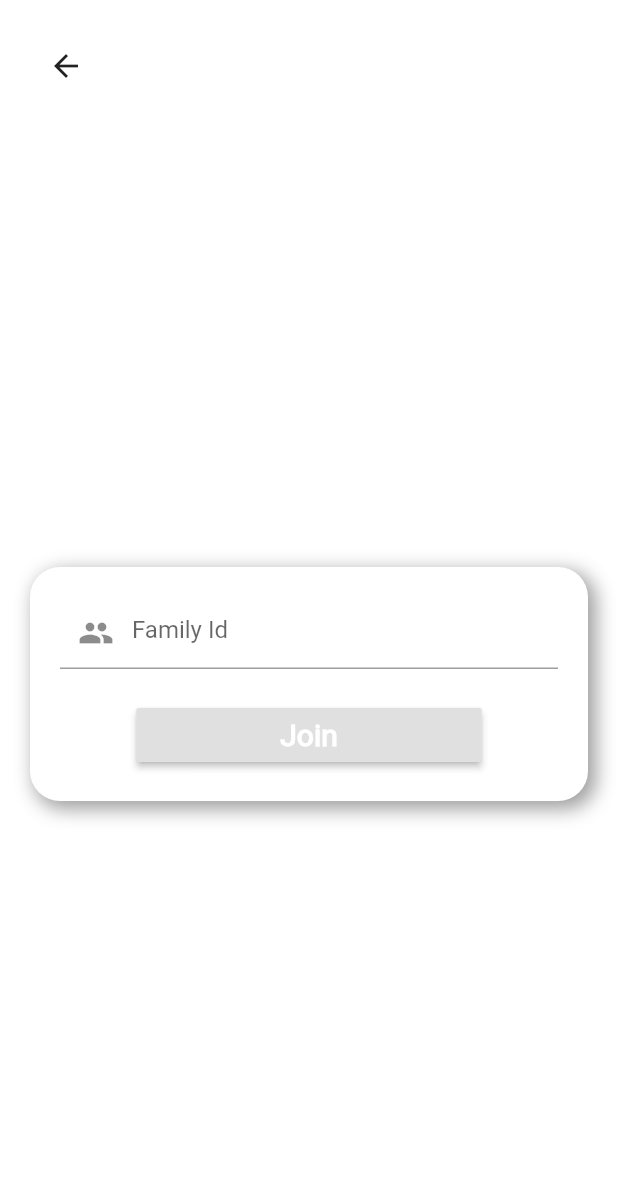
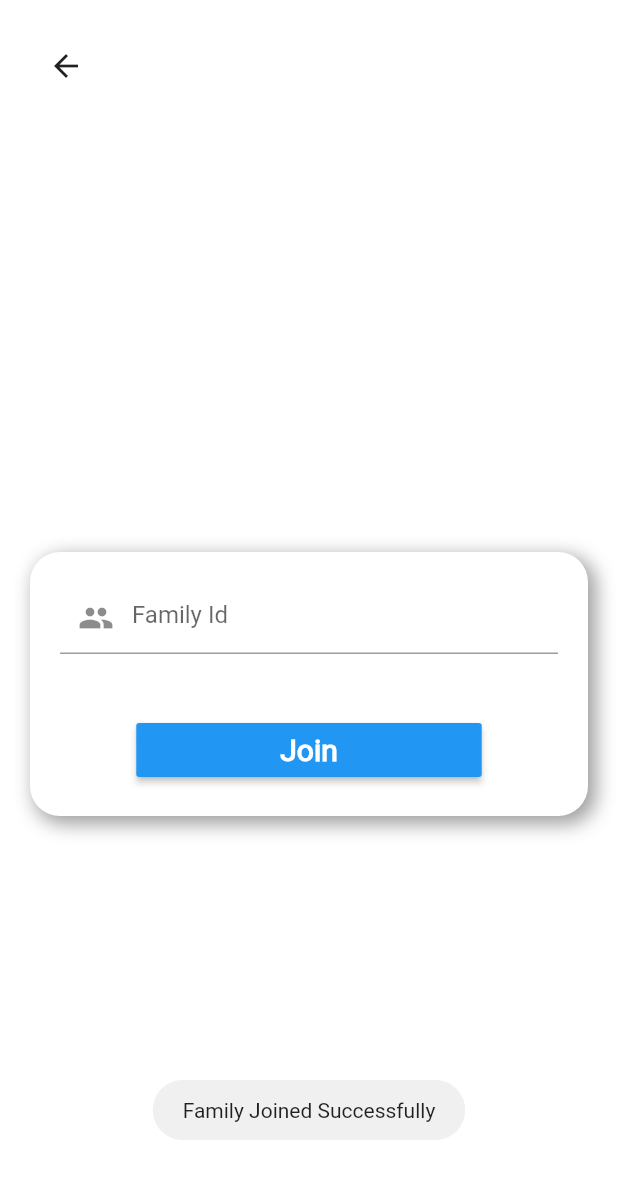
Before and after one commit to peyalrhmn/Family-App, a Flutter app: the JoinGroup screen opened directly, after a tap on "Join", on a phone screen of 412 x 824 dp. Shown: the top 1179 px of the screen. Run offline on Flutter 3.47's test engine with Material 2 defaults, Android fonts, the phone set to English and light mode, and no system bars; our stand-ins replace cloud_firestore, firebase_auth, firebase_core, flutter_speed_dial, fluttertoast, google_maps_flutter and 1 more; accounts and stored records are empty.

Commit message:
toast messages shown, create & join group invalid requests handled, locations null user name fixed

```diff
--- a/familyappver1/lib/Screens/JoinFamily/joinFamily.dart
+++ b/familyappver1/lib/Screens/JoinFamily/joinFamily.dart
@@ -2,6 +2,7 @@ import 'package:cloud_firestore/cloud_firestore.dart';
 import 'package:familyappver1/widgets/shadowContainer.dart';
 import 'package:firebase_auth/firebase_auth.dart';
 import 'package:flutter/material.dart';
+import 'package:fluttertoast/fluttertoast.dart';
 
 class JoinGroup extends StatefulWidget {
   @override
@@ -36,9 +37,10 @@ class _JoinGroupState extends State<JoinGroup> {
                     ),
                   ),
                   SizedBox(
-                    height: 20.0,
+                    height: 40.0,
                   ),
                   RaisedButton(
+                    color: Colors.blue,
                     child: Padding(
                       padding: EdgeInsets.symmetric(horizontal: 80),
                       child: Text(
@@ -52,21 +54,34 @@ class _JoinGroupState extends State<JoinGroup> {
                     ),
                     onPressed: () async {
                       try {
+                        FocusScope.of(context).unfocus();
                         final User? user = auth.currentUser;
                         final uid = user!.uid;
+                        var famIdChecker= await FirebaseFirestore.instance.collection('users').doc(uid).get().then((value) {return value.data()!['FamilyId'];});
+                        if(famIdChecker==null) {
                           List<String> members = [];
                           members.add(uid);
-                        await FirebaseFirestore.instance.collection("families")
+                          await FirebaseFirestore.instance.collection(
+                              "families")
                               .doc(_groupIdController.text)
                               .update(
                               {
                                 'members': FieldValue.arrayUnion(members),
                               });
-                        await FirebaseFirestore.instance.collection("users").doc(uid).update({
+                          await FirebaseFirestore.instance.collection("users")
+                              .doc(uid)
+                              .update({
                             'FamilyId': _groupIdController.text,
                           });
+                          Fluttertoast.showToast(
+                              msg: "Family Joined Successfully");
+                        }
+                        else{
+                          Fluttertoast.showToast(msg: "You are already in a Family Group");
+                        }
                       } catch (e) {
                         print(e);
+                        Fluttertoast.showToast(msg: e.toString());
                       }
                     },
                   ),
--- a/familyappver1/lib/Screens/LandingPage/parts/body.dart
+++ b/familyappver1/lib/Screens/LandingPage/parts/body.dart
@@ -49,6 +49,7 @@ import 'package:familyappver1/main.dart';
 import 'package:firebase_auth/firebase_auth.dart';
 import 'package:flutter/material.dart';
 import 'package:flutter_speed_dial/flutter_speed_dial.dart';
+import 'package:fluttertoast/fluttertoast.dart';
 import 'package:provider/provider.dart';
 
 class LandingPage extends StatefulWidget{
@@ -134,6 +135,7 @@ class _LandingPageState extends State<LandingPage> {
             label: 'Logout',
             onTap: (){
               context.read<AuthenticationService>().signOut();
+              Fluttertoast.showToast(msg: "Signed Out");
               Navigator.pushReplacement(
                   context, MaterialPageRoute(builder: (_) => MyApp()));
             },
--- a/familyappver1/lib/main.dart
+++ b/familyappver1/lib/main.dart
@@ -7,6 +7,7 @@ import 'package:familyappver1/Screens/SignInPage/mainsigninpage.dart';
 import 'package:familyappver1/Screens/SignUpPage/mainsignuppage.dart';
 import 'package:familyappver1/constants.dart';
 import 'package:firebase_core/firebase_core.dart';
+import 'package:fluttertoast/fluttertoast.dart';
 import 'package:provider/provider.dart';
 
 void main() async {
--- a/familyappver1/pubspec.yaml
+++ b/familyappver1/pubspec.yaml
@@ -42,6 +42,7 @@ dependencies:
   provider: ^6.0.1
   location: ^4.2.0
   google_maps_flutter: ^2.1.1
+  fluttertoast: ^8.0.8
 
 dev_dependencies:
   flutter_test:
```
Also changed, not shown: familyappver1/lib/Screens/CreateFamily/createFamily.dart (+18 -12 lines), familyappver1/lib/Screens/Location/LocationsHomePage.dart (+54 -32 lines), familyappver1/lib/Screens/SignInPage/parts/body.dart (+10 -10 lines), familyappver1/lib/Screens/SignUpPage/parts/body.dart (+6 -2 lines), familyappver1/pubspec.lock. Lines whose indentation alone changed are shown as unchanged.
